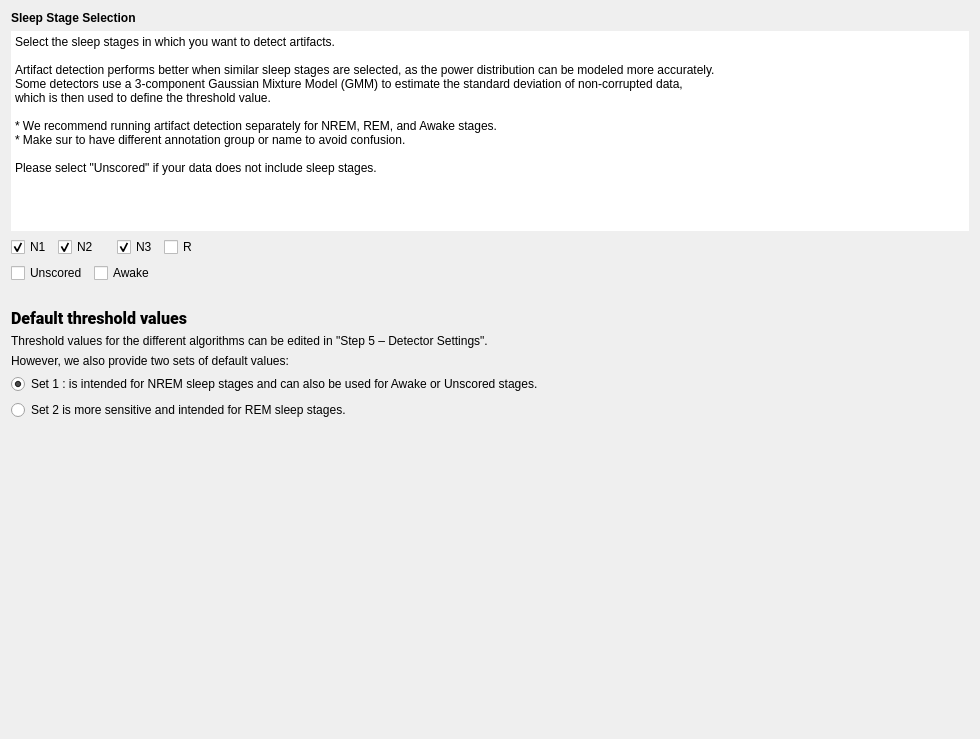
This is tools/CEAMSTools/DetectArtifacts/SleepStageSelStep/Ui_SleepStageSelStep.ui in SnoozToolbox/snooz-package-ceams as Qt 5 draws it before an edit. The edited form follows.
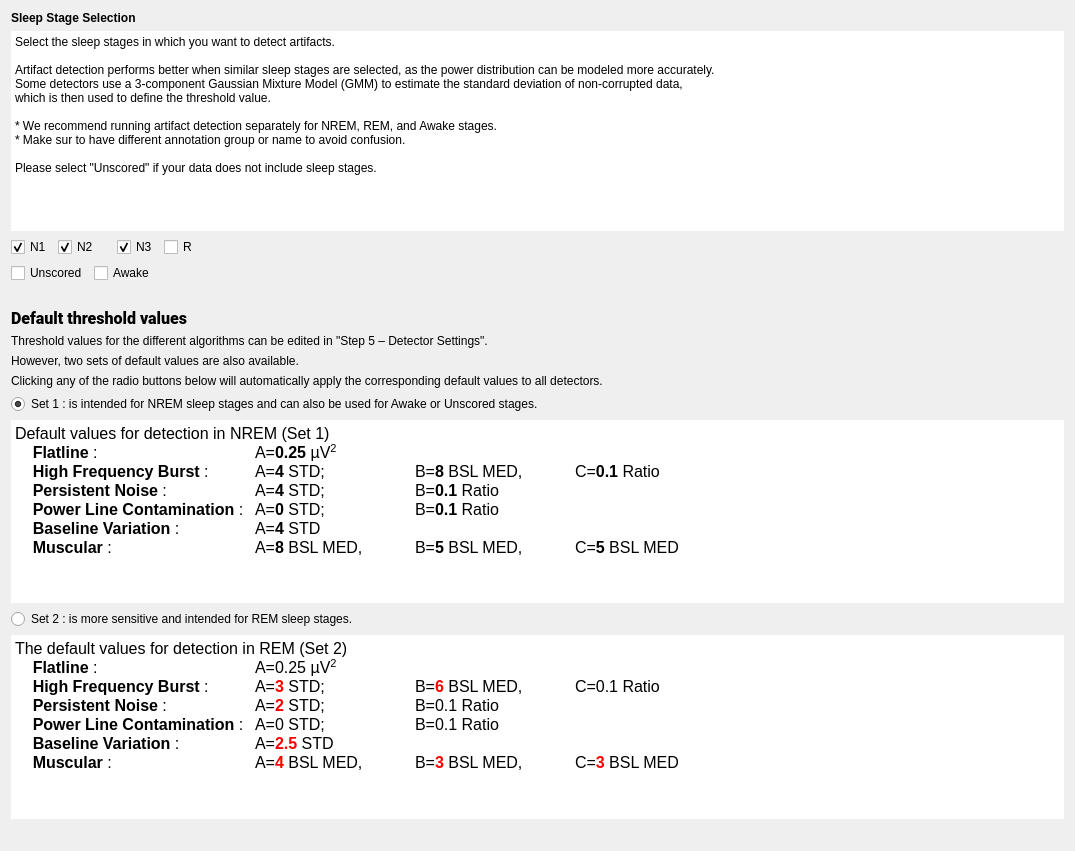
This is the edited form.

Commit message: Code the thresholds modification based on the chosen set of default values.

```diff
--- a/tools/CEAMSTools/DetectArtifacts/SleepStageSelStep/Ui_SleepStageSelStep.ui
+++ b/tools/CEAMSTools/DetectArtifacts/SleepStageSelStep/Ui_SleepStageSelStep.ui
@@ -6,8 +6,8 @@
    <rect>
     <x>0</x>
     <y>0</y>
-    <width>980</width>
-    <height>739</height>
+    <width>1075</width>
+    <height>851</height>
    </rect>
   </property>
   <property name="windowTitle">
@@ -51,7 +51,7 @@
       </size>
      </property>
      <property name="frameShape">
-      <enum>QFrame::Shape::NoFrame</enum>
+      <enum>QFrame::Shape::Panel</enum>
      </property>
      <property name="lineWidth">
       <number>0</number>
@@ -216,7 +216,14 @@
       </sizepolicy>
      </property>
      <property name="text">
-      <string>However, we also provide two sets of default values:</string>
+      <string>However, two sets of default values are also available.</string>
+     </property>
+    </widget>
+   </item>
+   <item>
+    <widget class="QLabel" name="label_5">
+     <property name="text">
+      <string>Clicking any of the radio buttons below will automatically apply the corresponding default values to all detectors.</string>
      </property>
     </widget>
    </item>
@@ -233,16 +240,71 @@
      </attribute>
     </widget>
    </item>
+   <item>
+    <widget class="QTextEdit" name="textEdit">
+     <property name="frameShape">
+      <enum>QFrame::Shape::NoFrame</enum>
+     </property>
+     <property name="lineWidth">
+      <number>0</number>
+     </property>
+     <property name="readOnly">
+      <bool>true</bool>
+     </property>
+     <property name="html">
+      <string>&lt;!DOCTYPE HTML PUBLIC &quot;-//W3C//DTD HTML 4.0//EN&quot; &quot;http://www.w3.org/TR/REC-html40/strict.dtd&quot;&gt;
+&lt;html&gt;&lt;head&gt;&lt;meta name=&quot;qrichtext&quot; content=&quot;1&quot; /&gt;&lt;meta charset=&quot;utf-8&quot; /&gt;&lt;style type=&quot;text/css&quot;&gt;
+p, li { white-space: pre-wrap; }
+hr { height: 1px; border-width: 0; }
+li.unchecked::marker { content: &quot;\2610&quot;; }
+li.checked::marker { content: &quot;\2612&quot;; }
+&lt;/style&gt;&lt;/head&gt;&lt;body style=&quot; font-family:'Roboto'; font-size:12pt; font-weight:400; font-style:normal;&quot;&gt;
+&lt;p style=&quot; margin-top:0px; margin-bottom:0px; margin-left:0px; margin-right:0px; -qt-block-indent:0; text-indent:0px;&quot;&gt;Default values for detection in NREM (Set 1)&lt;/p&gt;
+&lt;p style=&quot; margin-top:0px; margin-bottom:0px; margin-left:0px; margin-right:0px; -qt-block-indent:0; text-indent:0px;&quot;&gt;    &lt;span style=&quot; font-weight:700;&quot;&gt;Flatline&lt;/span&gt; : 		A=&lt;span style=&quot; font-weight:700;&quot;&gt;0.25&lt;/span&gt; µV&lt;span style=&quot; vertical-align:super;&quot;&gt;2&lt;/span&gt;&lt;/p&gt;
+&lt;p style=&quot; margin-top:0px; margin-bottom:0px; margin-left:0px; margin-right:0px; -qt-block-indent:0; text-indent:0px;&quot;&gt;    &lt;span style=&quot; font-weight:700;&quot;&gt;High Frequency Burst &lt;/span&gt;: 	A=&lt;span style=&quot; font-weight:700;&quot;&gt;4&lt;/span&gt; STD; 		B=&lt;span style=&quot; font-weight:700;&quot;&gt;8&lt;/span&gt; BSL MED, 	C=&lt;span style=&quot; font-weight:700;&quot;&gt;0.1&lt;/span&gt; Ratio&lt;/p&gt;
+&lt;p style=&quot; margin-top:0px; margin-bottom:0px; margin-left:0px; margin-right:0px; -qt-block-indent:0; text-indent:0px;&quot;&gt;    &lt;span style=&quot; font-weight:700;&quot;&gt;Persistent Noise&lt;/span&gt; : 		A=&lt;span style=&quot; font-weight:700;&quot;&gt;4&lt;/span&gt; STD; 		B=&lt;span style=&quot; font-weight:700;&quot;&gt;0.1&lt;/span&gt; Ratio&lt;/p&gt;
+&lt;p style=&quot; margin-top:0px; margin-bottom:0px; margin-left:0px; margin-right:0px; -qt-block-indent:0; text-indent:0px;&quot;&gt;    &lt;span style=&quot; font-weight:700;&quot;&gt;Power Line Contamination&lt;/span&gt; : 	A=&lt;span style=&quot; font-weight:700;&quot;&gt;0&lt;/span&gt; STD; 		B=&lt;span style=&quot; font-weight:700;&quot;&gt;0.1&lt;/span&gt; Ratio&lt;/p&gt;
+&lt;p style=&quot; margin-top:0px; margin-bottom:0px; margin-left:0px; margin-right:0px; -qt-block-indent:0; text-indent:0px;&quot;&gt;    &lt;span style=&quot; font-weight:700;&quot;&gt;Baseline Variation&lt;/span&gt; : 	A=&lt;span style=&quot; font-weight:700;&quot;&gt;4&lt;/span&gt; STD&lt;/p&gt;
+&lt;p style=&quot; margin-top:0px; margin-bottom:0px; margin-left:0px; margin-right:0px; -qt-block-indent:0; text-indent:0px;&quot;&gt;    &lt;span style=&quot; font-weight:700;&quot;&gt;Muscular&lt;/span&gt; : 		A=&lt;span style=&quot; font-weight:700;&quot;&gt;8&lt;/span&gt; BSL MED, 	B=&lt;span style=&quot; font-weight:700;&quot;&gt;5 &lt;/span&gt;BSL MED, 	C=&lt;span style=&quot; font-weight:700;&quot;&gt;5&lt;/span&gt; BSL MED&lt;/p&gt;&lt;/body&gt;&lt;/html&gt;</string>
+     </property>
+    </widget>
+   </item>
    <item>
     <widget class="QRadioButton" name="radioButton_set2">
      <property name="text">
-      <string>Set 2 is more sensitive and intended for REM sleep stages.</string>
+      <string>Set 2 : is more sensitive and intended for REM sleep stages.</string>
      </property>
      <attribute name="buttonGroup">
       <string notr="true">Theshold_sets</string>
      </attribute>
     </widget>
    </item>
+   <item>
+    <widget class="QTextEdit" name="textEdit_2">
+     <property name="frameShape">
+      <enum>QFrame::Shape::NoFrame</enum>
+     </property>
+     <property name="readOnly">
+      <bool>true</bool>
+     </property>
+     <property name="html">
+      <string>&lt;!DOCTYPE HTML PUBLIC &quot;-//W3C//DTD HTML 4.0//EN&quot; &quot;http://www.w3.org/TR/REC-html40/strict.dtd&quot;&gt;
+&lt;html&gt;&lt;head&gt;&lt;meta name=&quot;qrichtext&quot; content=&quot;1&quot; /&gt;&lt;meta charset=&quot;utf-8&quot; /&gt;&lt;style type=&quot;text/css&quot;&gt;
+p, li { white-space: pre-wrap; }
+hr { height: 1px; border-width: 0; }
+li.unchecked::marker { content: &quot;\2610&quot;; }
+li.checked::marker { content: &quot;\2612&quot;; }
+&lt;/style&gt;&lt;/head&gt;&lt;body style=&quot; font-family:'Roboto'; font-size:12pt; font-weight:400; font-style:normal;&quot;&gt;
+&lt;p style=&quot; margin-top:0px; margin-bottom:0px; margin-left:0px; margin-right:0px; -qt-block-indent:0; text-indent:0px;&quot;&gt;The default values for detection in REM (Set 2)&lt;/p&gt;
+&lt;p style=&quot; margin-top:0px; margin-bottom:0px; margin-left:0px; margin-right:0px; -qt-block-indent:0; text-indent:0px;&quot;&gt;    &lt;span style=&quot; font-weight:700;&quot;&gt;Flatline&lt;/span&gt; : 		A=0.25 µV&lt;span style=&quot; vertical-align:super;&quot;&gt;2&lt;/span&gt;&lt;/p&gt;
+&lt;p style=&quot; margin-top:0px; margin-bottom:0px; margin-left:0px; margin-right:0px; -qt-block-indent:0; text-indent:0px;&quot;&gt;    &lt;span style=&quot; font-weight:700;&quot;&gt;High Frequency Burst&lt;/span&gt; : 	A=&lt;span style=&quot; font-weight:700; color:#ff0000;&quot;&gt;3&lt;/span&gt; STD; 		B=&lt;span style=&quot; font-weight:700; color:#ff0000;&quot;&gt;6&lt;/span&gt; BSL MED, 	C=0.1 Ratio&lt;/p&gt;
+&lt;p style=&quot; margin-top:0px; margin-bottom:0px; margin-left:0px; margin-right:0px; -qt-block-indent:0; text-indent:0px;&quot;&gt;    &lt;span style=&quot; font-weight:700;&quot;&gt;Persistent Noise&lt;/span&gt; : 		A=&lt;span style=&quot; font-weight:700; color:#ff0000;&quot;&gt;2&lt;/span&gt; STD; 		B=0.1 Ratio&lt;/p&gt;
+&lt;p style=&quot; margin-top:0px; margin-bottom:0px; margin-left:0px; margin-right:0px; -qt-block-indent:0; text-indent:0px;&quot;&gt;    &lt;span style=&quot; font-weight:700;&quot;&gt;Power Line Contamination&lt;/span&gt; : 	A=0 STD; 		B=0.1 Ratio&lt;/p&gt;
+&lt;p style=&quot; margin-top:0px; margin-bottom:0px; margin-left:0px; margin-right:0px; -qt-block-indent:0; text-indent:0px;&quot;&gt;    &lt;span style=&quot; font-weight:700;&quot;&gt;Baseline Variation&lt;/span&gt; : 	A=&lt;span style=&quot; font-weight:700; color:#ff0000;&quot;&gt;2.5&lt;/span&gt; STD&lt;/p&gt;
+&lt;p style=&quot; margin-top:0px; margin-bottom:0px; margin-left:0px; margin-right:0px; -qt-block-indent:0; text-indent:0px;&quot;&gt;    &lt;span style=&quot; font-weight:700;&quot;&gt;Muscular&lt;/span&gt; : 		A=&lt;span style=&quot; font-weight:700; color:#ff0000;&quot;&gt;4&lt;/span&gt; BSL MED, 	B=&lt;span style=&quot; font-weight:700; color:#ff0000;&quot;&gt;3&lt;/span&gt; BSL MED, 	C=&lt;span style=&quot; font-weight:700; color:#ff0000;&quot;&gt;3&lt;/span&gt; BSL MED&lt;/p&gt;&lt;/body&gt;&lt;/html&gt;</string>
+     </property>
+    </widget>
+   </item>
    <item>
     <widget class="QLabel" name="label_2">
      <property name="text">
```
Left out of the diff: 38 changed lines with no effect on the pictures. The commit also changes 21 other files.
